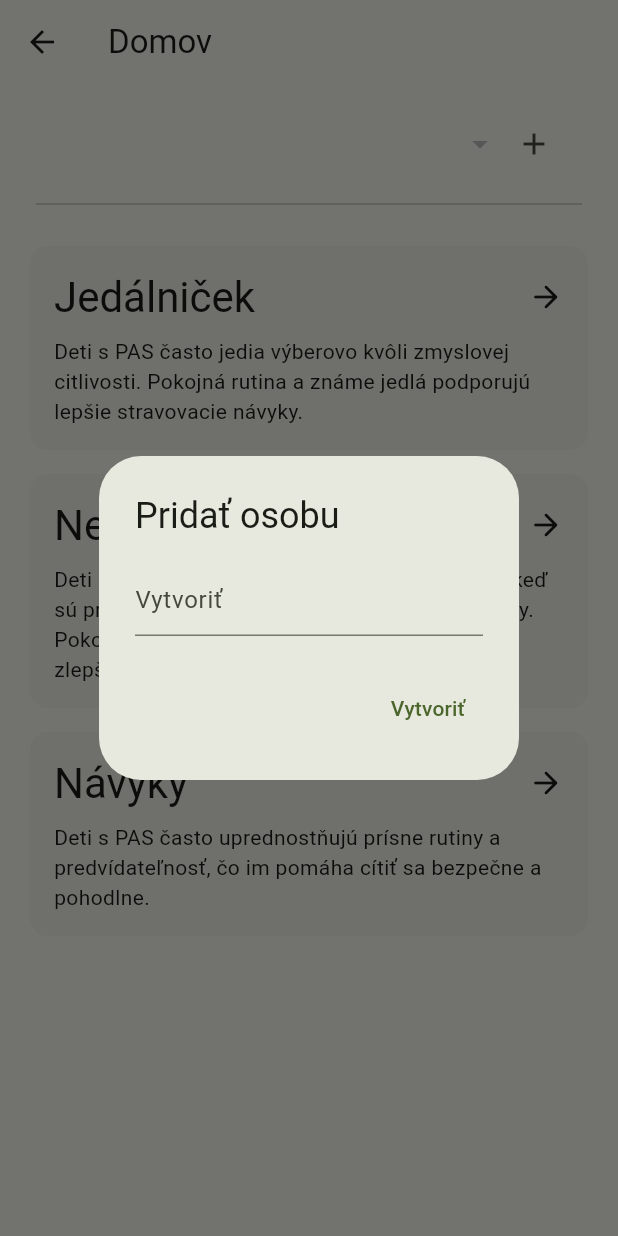
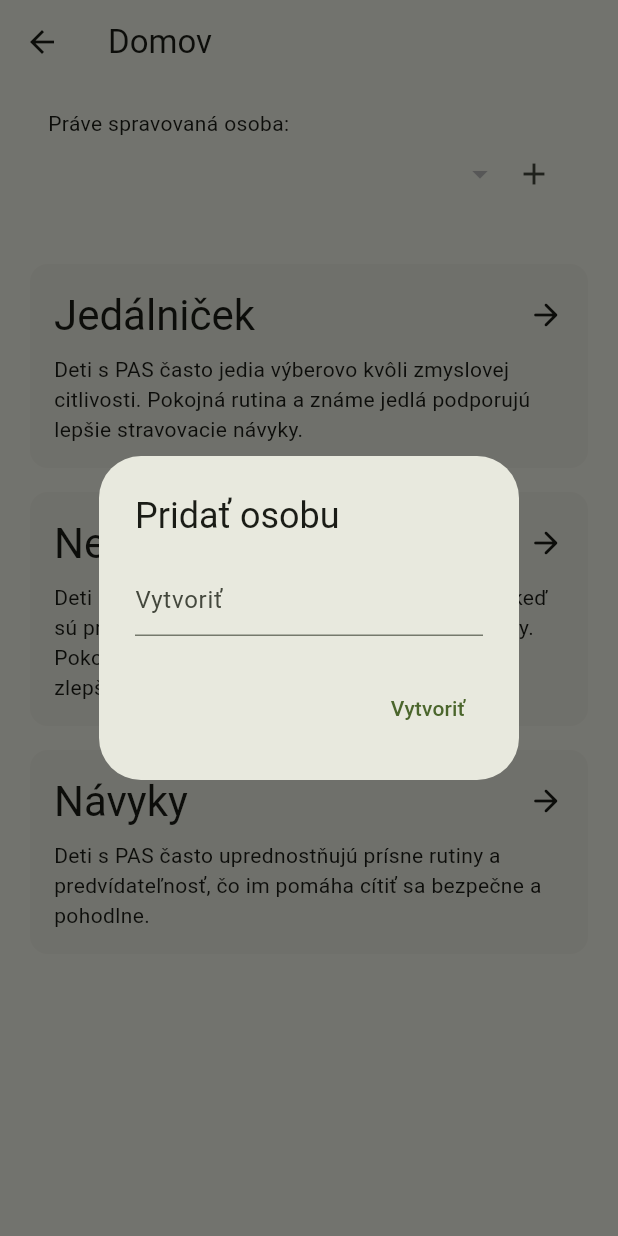
Before and after one commit to gingerbraden/aut-toolkit, a Flutter app: the HomePage screen opened directly, on a phone screen of 412 x 824 dp. Run offline on Flutter 3.47's test engine with Material 3 defaults, Android fonts, the phone set to English and light mode, and no system bars; our stand-ins replace firebase_auth, firebase_core, flutter_dotenv, flutter_image_compress, flutter_riverpod, go_router and 4 more; missing offline and left inert: slang; accounts and stored records are empty; generated files the repository leaves out were written again.

Commit message:
feat(app): managed person edit

```diff
--- a/lib/features/home/view/home_page.dart
+++ b/lib/features/home/view/home_page.dart
@@ -21,7 +21,6 @@ class _HomePageState extends ConsumerState<HomePage> {
   void initState() {
     super.initState();
 
-    // Wait until the first frame to access ref safely
     WidgetsBinding.instance.addPostFrameCallback((_) {
       final allPersons = ref.read(selectedPersonsProvider);
 
@@ -44,8 +43,8 @@ class _HomePageState extends ConsumerState<HomePage> {
             crossAxisAlignment: CrossAxisAlignment.start,
             children: [
               _selectedPersonArea(allPersons),
-              Padding(padding: const EdgeInsets.all(8.0), child: Divider()),
-              const SizedBox(height: 8),
+              // Padding(padding: const EdgeInsets.all(8.0), child: Divider()),
+              const SizedBox(height: 32),
               _buildCard(
                 t.eating_habits,
                 t.eating_habits_desc,
@@ -156,7 +155,11 @@ class _HomePageState extends ConsumerState<HomePage> {
   Widget _selectedPersonArea(List<SelectedPerson> allPersons) {
     return Padding(
       padding: const EdgeInsets.symmetric(horizontal: 16),
-      child: Row(
+      child: Column(
+        crossAxisAlignment: CrossAxisAlignment.start,
+        children: [
+          Text(t.currently_managed_person),
+          Row(
             mainAxisAlignment: MainAxisAlignment.spaceBetween,
             children: [
               Expanded(
@@ -165,7 +168,7 @@ class _HomePageState extends ConsumerState<HomePage> {
                       ? null
                       : allPersons.firstWhere((sp) => sp.isSelected),
                   isExpanded: true,
-              underline: const SizedBox(),
+                  underline: const SizedBox.shrink(), // 🔥 removes underline completely
                   items: allPersons.map((person) {
                     return DropdownMenuItem<SelectedPerson>(
                       value: person,
@@ -190,6 +193,8 @@ class _HomePageState extends ConsumerState<HomePage> {
               ),
             ],
           ),
+        ],
+      ),
     );
   }
 }
--- a/lib/i18n/en.i18n.json
+++ b/lib/i18n/en.i18n.json
@@ -97,5 +97,6 @@
   "change_saved": "Change saved",
   "image_changed": "Image was changed",
   "image_deleted": "Image was deleted",
-  "entry_added": "Entry added"
+  "entry_added": "Entry added",
+  "currently_managed_person": "Currently managed person:"
 }
--- a/lib/i18n/sk.i18n.json
+++ b/lib/i18n/sk.i18n.json
@@ -98,5 +98,6 @@
   "change_saved": "Zmena uložená",
   "image_changed": "Obrázok bol zmenený",
   "image_deleted": "Obrázok bol odstránený",
-  "entry_added": "Záznam pridaný"
+  "entry_added": "Záznam pridaný",
+  "currently_managed_person": "Práve spravovaná osoba:"
 }
```
Also changed, not shown: lib/features/settings/view/selected_person_management_tile.dart (+69 -12 lines), lib/i18n/strings.g.dart, lib/i18n/strings_en.g.dart, lib/i18n/strings_sk.g.dart. Lines whose indentation alone changed are shown as unchanged.
